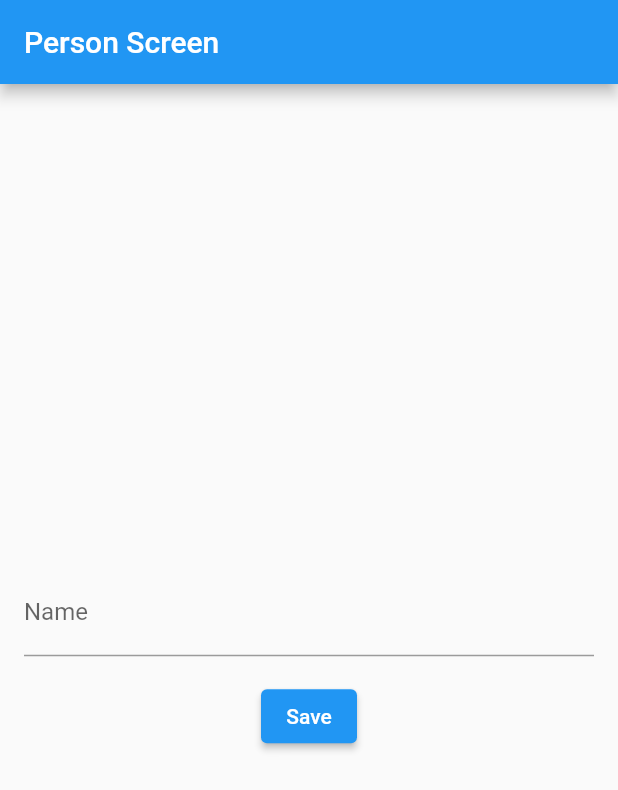
After one commit to hangng/project_etiqa, a Flutter app: the PersonScreen screen opened directly, on a phone screen of 412 x 824 dp. The commit adds this screen. Shown: the top 790 px of the screen. Run offline on Flutter 3.47's test engine with Material 2 defaults, Android fonts, the light colour scheme and no system bars; our stand-ins replace cloud_firestore, firebase_core; accounts and stored records are empty.

Commit message:
changes
- Mvp and MVVM pattern

```diff
--- a/lib/FirebaseFirestore.dart
+++ b/lib/research/FirebaseFirestore.dart
@@ -5,7 +5,6 @@ import 'package:flutter/material.dart';
 Future<void> main() async {
   WidgetsFlutterBinding.ensureInitialized();
   await Firebase.initializeApp();
-
   runApp(MyApp());
 }
 
--- /dev/null
+++ b/lib/research/mvp_example/user_model.dart
@@ -0,0 +1,3 @@
+class UserModel {
+  String name = '';
+}
--- /dev/null
+++ b/lib/research/mvp_example/user_presenter.dart
@@ -0,0 +1,24 @@
+import 'package:flutter/cupertino.dart';
+
+import 'user_model.dart';
+import 'user_view.dart';
+
+class UserPresenter {
+  final UserModel model;
+  late final UserView view;
+
+  UserPresenter({required this.model});
+
+  void updateName(String name) {
+    model.name = name;
+  }
+
+  void greetUser(BuildContext context) {
+    final name = model.name;
+    view.showGreeting('Hello, $name!',context);
+  }
+
+  void attachView(UserView view) {
+    this.view = view;
+  }
+}
--- /dev/null
+++ b/lib/research/mvvm_example/person_app.dart
@@ -0,0 +1,17 @@
+import 'package:flutter/material.dart';
+
+import 'person_view.dart';
+
+void main() {
+  runApp(MyApp());
+}
+
+class MyApp extends StatelessWidget {
+  @override
+  Widget build(BuildContext context) {
+    return MaterialApp(
+      title: 'My App',
+      home: PersonScreen(),
+    );
+  }
+}
--- /dev/null
+++ b/lib/research/mvvm_example/person_data_model.dart
@@ -0,0 +1,5 @@
+class Person {
+  final String name;
+
+  Person({required this.name});
+}
--- /dev/null
+++ b/lib/research/mvvm_example/person_view.dart
@@ -0,0 +1,32 @@
+import 'package:flutter/material.dart';
+import 'package:provider/provider.dart';
+import 'person_view_model.dart';
+class PersonScreen extends StatelessWidget {
+  @override
+  Widget build(BuildContext context) {
+    final PersonViewModel model = PersonViewModel();
+
+    return Scaffold(
+      appBar: AppBar(
+        title: Text('Person Screen'),
+      ),
+      body: Padding(
+        padding: const EdgeInsets.all(16.0),
+        child: Column(
+          mainAxisAlignment: MainAxisAlignment.center,
+          children: [
+            TextField(
+              decoration: InputDecoration(labelText: 'Name'),
+              onChanged: (value) => model.name = value,
+            ),
+            SizedBox(height: 16.0),
+            ElevatedButton(
+              onPressed: () => model.savePerson(),
+              child: Text('Save'),
+            ),
+          ],
+        ),
+      ),
+    );
+  }
+}
--- /dev/null
+++ b/lib/research/mvvm_example/person_view_model.dart
@@ -0,0 +1,20 @@
+import 'package:flutter/material.dart';
+
+import 'person_data_model.dart';
+
+class PersonViewModel extends ChangeNotifier {
+  String _name = '';
+
+  String get name => _name;
+
+  set name(String value) {
+    _name = value;
+    notifyListeners();
+  }
+
+  void savePerson() {
+    final person = Person(name: _name);
+    print("checking person == ${person.name}");
+    // Save the person to the database or perform any other necessary operations
+  }
+}
--- a/pubspec.yaml
+++ b/pubspec.yaml
@@ -38,6 +38,7 @@ dependencies:
   firebase_database: ^9.1.7
   firebase_auth_oauth_platform_interface: ^1.0.2
   cloud_firestore: ^3.5.1
+  provider: ^6.0.5
 
 dev_dependencies:
   flutter_test:
```
Also changed, not shown: lib/model/FirebaseModel.dart (added, +13 -0 lines), lib/model/TestingModel.dart (added, +24 -0 lines), lib/pages/create_item.dart (renamed from lib/create_item.dart, +1 -26 lines), lib/pages/main.dart (renamed from lib/main.dart, +33 -37 lines), lib/research/mvp_example/user_app.dart (added, +13 -0 lines), lib/research/mvp_example/user_view.dart (added, +58 -0 lines), lib/utils/global.dart (added), pubspec.lock, 1 other file.
